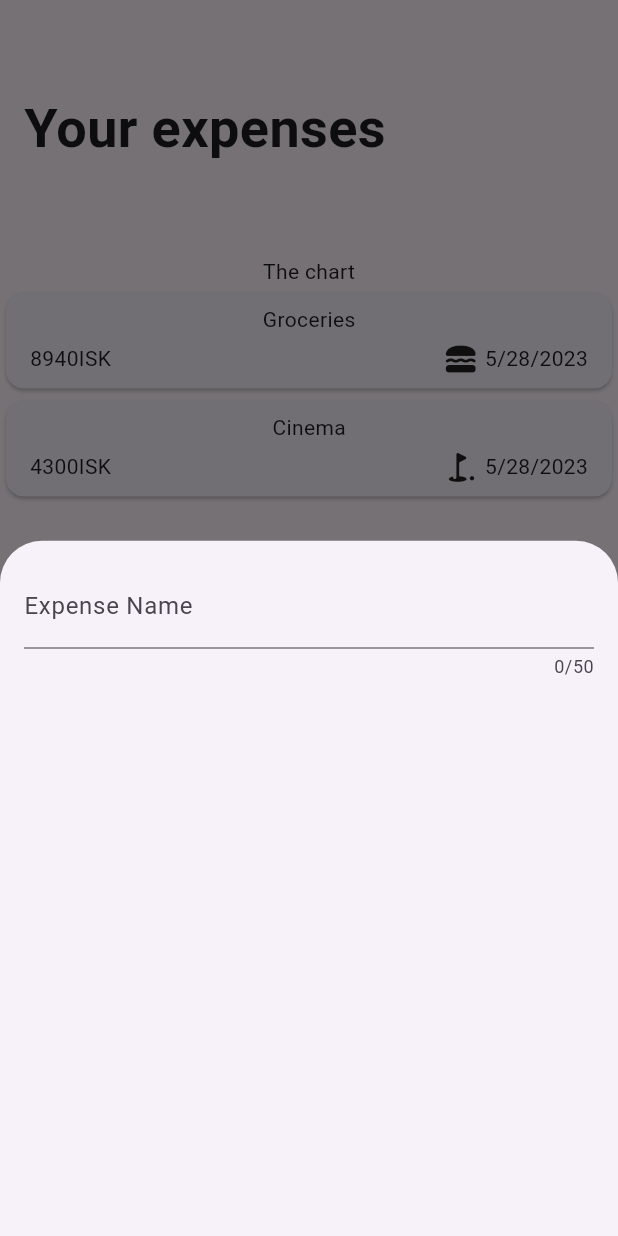
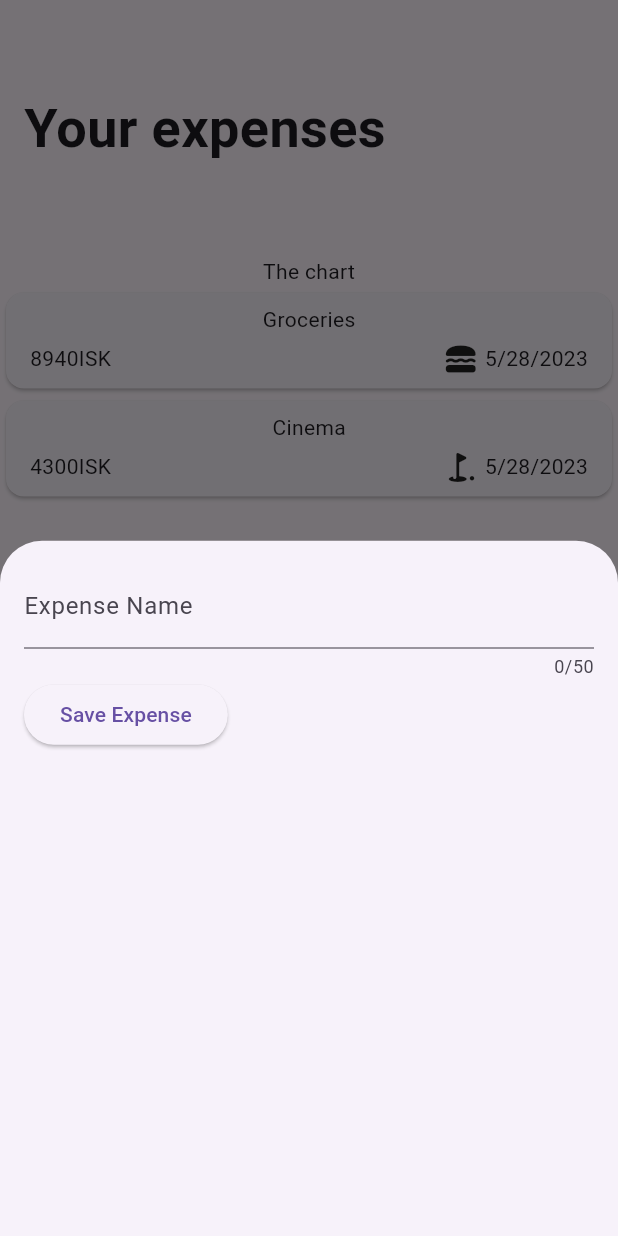
Before and after one commit to c-abbott/big_spender, a Flutter app: the screen it shows after launch, after a tap on the "add" icon, on a phone screen of 412 x 824 dp. Run offline on Flutter 3.47's test engine with Material 2 defaults, Android fonts, the phone set to English and light mode, and no system bars.

```diff
--- a/lib/widgets/new_expense.dart
+++ b/lib/widgets/new_expense.dart
@@ -8,17 +8,33 @@ class NewExpense extends StatefulWidget {
 }
 
 class _NewExpenseState extends State<NewExpense> {
+  var _enteredTitle = '';
+
+  void _saveTitleInput(String input) {
+    _enteredTitle = input;
+  }
+
   @override
   Widget build(BuildContext context) {
-    return const Padding(
-      padding: EdgeInsets.all(16),
+    return Padding(
+      padding: const EdgeInsets.all(16),
       child: Column(children: [
         TextField(
+          onChanged: _saveTitleInput,
           maxLength: 50,
-          decoration: InputDecoration(
+          decoration: const InputDecoration(
             label: Text('Expense Name'),
           ),
         ),
+        Row(
+          children: [
+            ElevatedButton(
+                onPressed: () {
+                  print(_enteredTitle);
+                },
+                child: const Text('Save Expense'))
+          ],
+        )
       ]),
     );
   }
```
